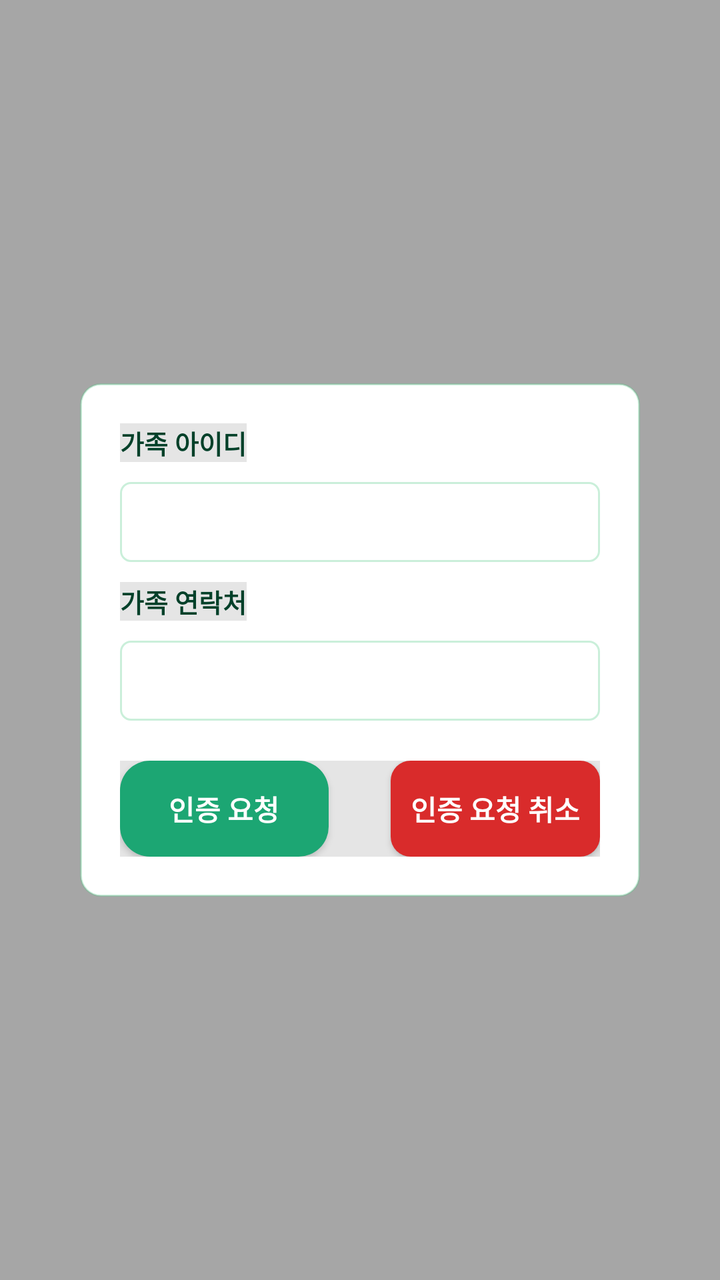
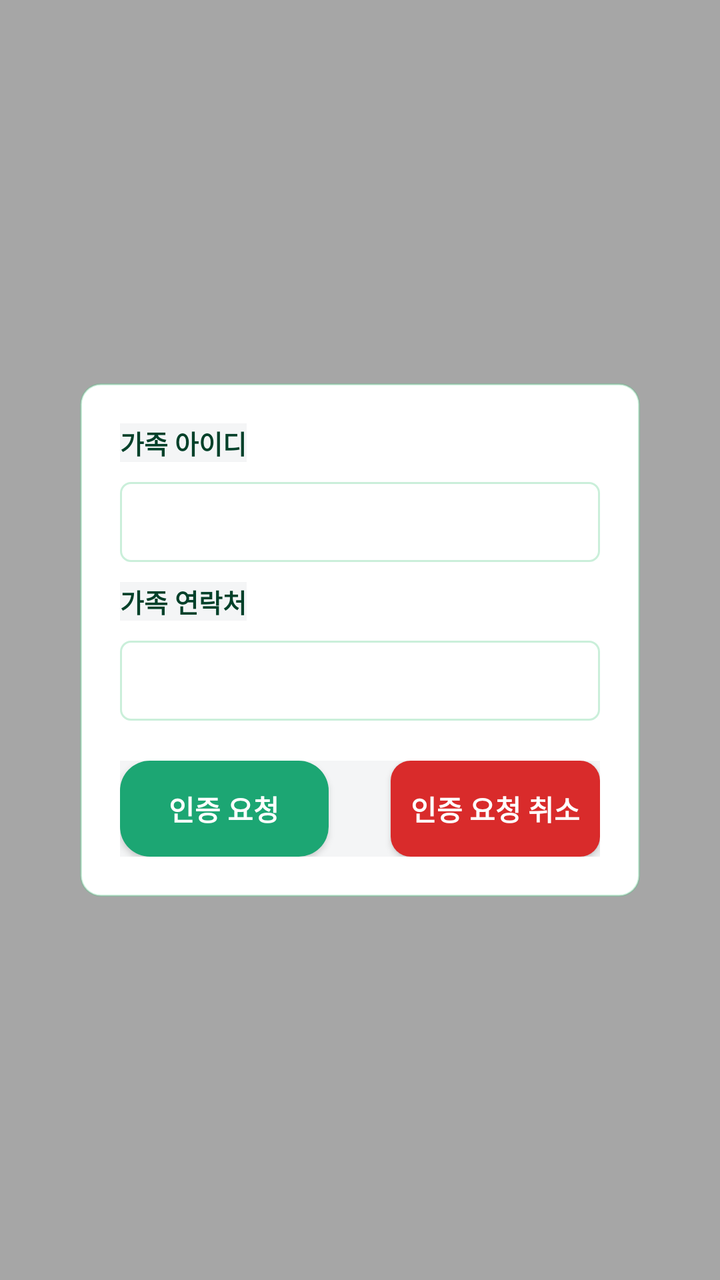

Compare the two renders of this Android layout. The source of the first and the diff that turns it into the second are given below.
<!-- AndroidManifest.xml: activity theme Theme.AppCompat.Translucent -->
<!-- res/layout/activity_relation_add.xml -->
<?xml version="1.0" encoding="utf-8"?>
<androidx.constraintlayout.widget.ConstraintLayout xmlns:android="http://schemas.android.com/apk/res/android"
    xmlns:app="http://schemas.android.com/apk/res-auto"
    xmlns:tools="http://schemas.android.com/tools"
    android:id="@+id/main"
    android:layout_width="match_parent"
    android:layout_height="match_parent"
    tools:context=".basic.activity.RelationAddActivity"
    android:background="@color/transparent">

    <androidx.constraintlayout.widget.ConstraintLayout
        android:layout_width="match_parent"
        android:layout_height="match_parent">

        <androidx.constraintlayout.widget.ConstraintLayout
            android:layout_width="0dp"
            android:layout_height="wrap_content"
            app:layout_constraintTop_toTopOf="parent"
            app:layout_constraintBottom_toBottomOf="parent"
            app:layout_constraintLeft_toLeftOf="parent"
            app:layout_constraintRight_toRightOf="parent"
            android:layout_marginLeft="40dp"
            android:layout_marginRight="40dp"
            android:padding="20dp"
            android:background="@drawable/layout_border_radius10_bg_white">

            <TextView
                android:id="@+id/relationAddActivity_textView_id"
                android:layout_width="wrap_content"
                android:layout_height="wrap_content"
                app:layout_constraintTop_toTopOf="parent"
                app:layout_constraintLeft_toLeftOf="parent"
                android:text="가족 아이디"
                style="@style/sign_title"/>

            <EditText
                android:id="@+id/relationAddActivity_editText_id"
                android:layout_width="0dp"
                android:layout_height="40dp"
                app:layout_constraintTop_toBottomOf="@+id/relationAddActivity_textView_id"
                app:layout_constraintLeft_toLeftOf="parent"
                app:layout_constraintRight_toRightOf="parent"
                android:layout_marginTop="10dp"
                android:background="@drawable/layout_border_radius5"
                android:textColor="@color/black"
                android:paddingLeft="5dp"/>

            <TextView
                android:id="@+id/relationAddActivity_textView_tel"
                android:layout_width="wrap_content"
                android:layout_height="wrap_content"
                app:layout_constraintTop_toBottomOf="@+id/relationAddActivity_editText_id"
                app:layout_constraintLeft_toLeftOf="parent"
                android:layout_marginTop="10dp"
                android:text="가족 연락처"
                style="@style/sign_title"/>

            <EditText
                android:id="@+id/relationAddActivity_editText_tel"
                android:layout_width="0dp"
                android:layout_height="40dp"
                app:layout_constraintTop_toBottomOf="@+id/relationAddActivity_textView_tel"
                app:layout_constraintLeft_toLeftOf="parent"
                app:layout_constraintRight_toRightOf="parent"
                android:layout_marginTop="10dp"
                android:background="@drawable/layout_border_radius5"
                android:textColor="@color/black"
                android:paddingLeft="5dp"/>

            <LinearLayout
                android:layout_width="match_parent"
                android:layout_height="wrap_content"
                app:layout_constraintTop_toBottomOf="@id/relationAddActivity_editText_tel"
                app:layout_constraintLeft_toLeftOf="parent"
                app:layout_constraintRight_toRightOf="parent"
                app:layout_constraintBottom_toBottomOf="parent"
                android:layout_marginTop="20dp"
                android:weightSum="2.3">

                <Button
                    android:id="@+id/relationAddActivity_button_ok"
                    android:layout_width="0dp"
                    android:layout_height="wrap_content"
                    android:layout_weight="1"
                    android:background="@drawable/button_radius15_bg_theme"
                    android:text="인증 요청"
                    android:textColor="@color/white"
                    android:textStyle="bold"/>

                <LinearLayout
                    android:layout_width="0dp"
                    android:layout_height="wrap_content"
                    android:layout_weight="0.3"/>

                <Button
                    android:id="@+id/relationAddActivity_button_cancel"
                    android:layout_width="0dp"
                    android:layout_height="wrap_content"
                    android:layout_weight="1"
                    android:background="@drawable/button_radius10_red"
                    android:text="인증 요청 취소"
                    android:textColor="@color/white"
                    android:textStyle="bold"/>

            </LinearLayout>

        </androidx.constraintlayout.widget.ConstraintLayout>

    </androidx.constraintlayout.widget.ConstraintLayout>

</androidx.constraintlayout.widget.ConstraintLayout>
<!-- resources referenced by this layout -->
<resources>
  <color name="black">#FF000000</color>
  <color name="transparent">#00000000</color>
  <color name="white">#FFFFFFFF</color>
  <!-- drawable button_radius10_red (drawable) -->
  <?xml version="1.0" encoding="utf-8"?>
  <shape xmlns:android="http://schemas.android.com/apk/res/android"
      android:shape="rectangle">
      <solid android:color="@color/color_r"/>
      <corners
          android:radius="10dp"/>
  </shape>
  <!-- drawable button_radius15_bg_theme (drawable) -->
  <?xml version="1.0" encoding="utf-8"?>
  <shape xmlns:android="http://schemas.android.com/apk/res/android"
      android:shape="rectangle">
      <solid android:color="@color/theme_color"/>
      <corners
          android:radius="15dp"/>
  </shape>
  <!-- drawable layout_border_radius10_bg_white (drawable) -->
  <?xml version="1.0" encoding="utf-8"?>
  <shape xmlns:android="http://schemas.android.com/apk/res/android">
      <solid android:color="@color/white" />
      <stroke
          android:width="1dp"
          android:color="@color/login_background" />
      <corners android:radius="10dp" />
  </shape>
  <!-- drawable layout_border_radius5 (drawable) -->
  <?xml version="1.0" encoding="utf-8"?>
  <shape xmlns:android="http://schemas.android.com/apk/res/android">
      <solid android:color="@color/white" />
      <stroke
          android:width="1dp"
          android:color="@color/login_background" />
      <corners android:radius="5dp" />
  </shape>
  <style name="sign_title">
          <item name="android:textSize">13sp</item>
          <item name="android:textColor">@color/color_dark_g</item>
          <item name="android:textStyle">bold</item>
      </style>
  <style name="Theme.AppCompat.Translucent">
          <item name="android:windowBackground">@android:color/transparent</item>
          <item name="android:colorBackgroundCacheHint">@null</item>
          <item name="android:windowIsTranslucent">true</item>
          <item name="android:windowAnimationStyle">@android:style/Animation</item>
          <item name="android:background">#1A000000</item>
          <item name="windowNoTitle">true</item>
      </style>
  <color name="color_r">#D92B2B</color>
  <color name="theme_color">#1CA673</color>
  <color name="login_background">#515ACE8A</color>
  <color name="color_dark_g">#014029</color>
</resources>

<!-- the commit's change to res/layout/activity_relation_add.xml (unified diff, before → after) -->
@@ -31,6 +31,7 @@
                 app:layout_constraintTop_toTopOf="parent"
                 app:layout_constraintLeft_toLeftOf="parent"
                 android:text="가족 아이디"
+                android:background="@color/base_background"
                 style="@style/sign_title"/>
 
             <EditText
@@ -53,6 +54,7 @@
                 app:layout_constraintLeft_toLeftOf="parent"
                 android:layout_marginTop="10dp"
                 android:text="가족 연락처"
+                android:background="@color/base_background"
                 style="@style/sign_title"/>
 
             <EditText
@@ -75,6 +77,7 @@
                 app:layout_constraintRight_toRightOf="parent"
                 app:layout_constraintBottom_toBottomOf="parent"
                 android:layout_marginTop="20dp"
+                android:background="@color/base_background"
                 android:weightSum="2.3">
 
                 <Button
<!-- resource entries referenced after the edit -->
@@ -1,5 +1,6 @@
 <!-- resources referenced by this layout -->
 <resources>
+  <color name="base_background">#F4F5F6</color>
   <color name="black">#FF000000</color>
   <color name="transparent">#00000000</color>
   <color name="white">#FFFFFFFF</color>
